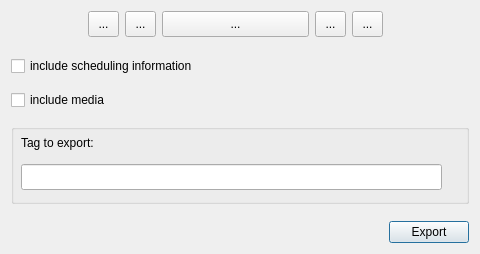
Qt form designer/tag_export_dialog.ui (AnKing-VIP/export-tag) before a commit.
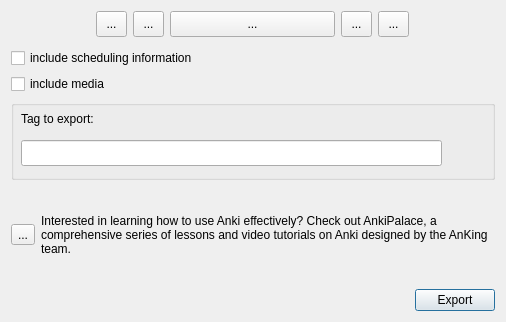
The same form after that commit. Icons and pictures are not drawn.

Commit message: Make links work, add palace link

What changed in the file:
```diff
--- a/designer/tag_export_dialog.ui
+++ b/designer/tag_export_dialog.ui
@@ -6,8 +6,8 @@
    <rect>
     <x>0</x>
     <y>0</y>
-    <width>480</width>
-    <height>254</height>
+    <width>506</width>
+    <height>322</height>
    </rect>
   </property>
   <property name="windowTitle">
@@ -216,6 +216,37 @@
        </widget>
       </widget>
      </item>
+     <item>
+      <layout class="QHBoxLayout" name="horizontalLayout">
+       <item>
+        <widget class="QToolButton" name="toolButton_palace">
+         <property name="text">
+          <string>...</string>
+         </property>
+         <property name="icon">
+          <iconset resource="../resources/icons.qrc">
+           <normaloff>:/CustomBackground/AnkiPalace_no_text.png</normaloff>:/CustomBackground/AnkiPalace_no_text.png</iconset>
+         </property>
+         <property name="iconSize">
+          <size>
+           <width>40</width>
+           <height>40</height>
+          </size>
+         </property>
+        </widget>
+       </item>
+       <item>
+        <widget class="QLabel" name="label_2">
+         <property name="text">
+          <string>Interested in learning how to use Anki effectively? Check out AnkiPalace, a comprehensive series of lessons and video tutorials on Anki designed by the AnKing team.</string>
+         </property>
+         <property name="wordWrap">
+          <bool>true</bool>
+         </property>
+        </widget>
+       </item>
+      </layout>
+     </item>
     </layout>
    </item>
   </layout>
```
Left out of the diff: 1 changed line with no effect on the pictures. The commit also changes 5 other files.
